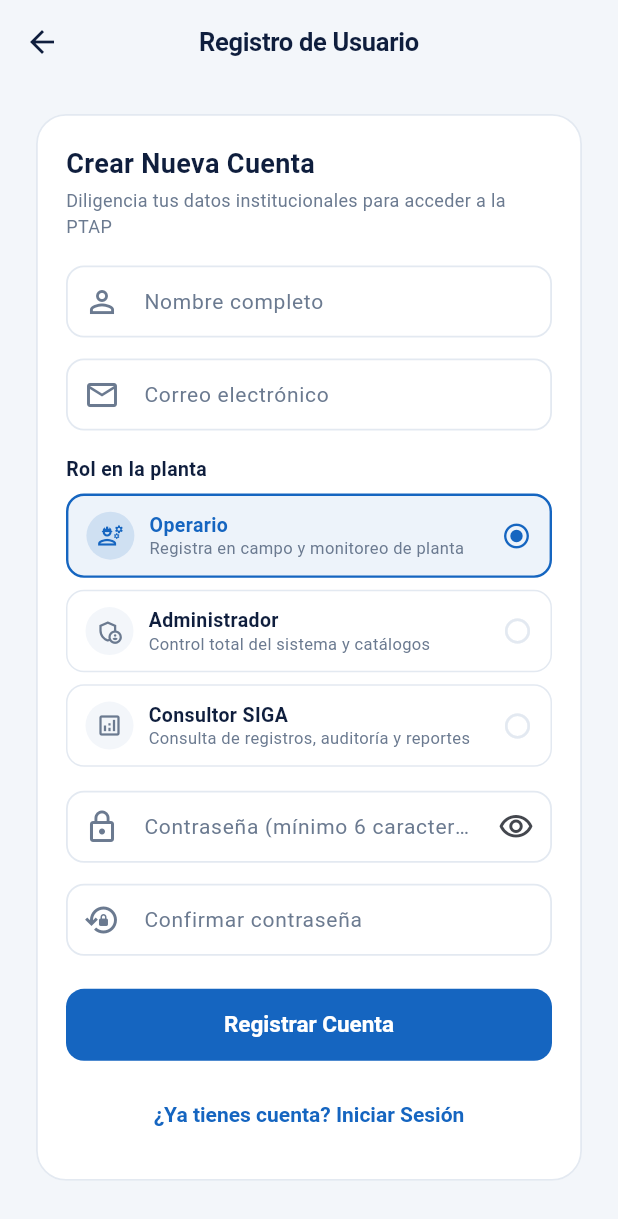
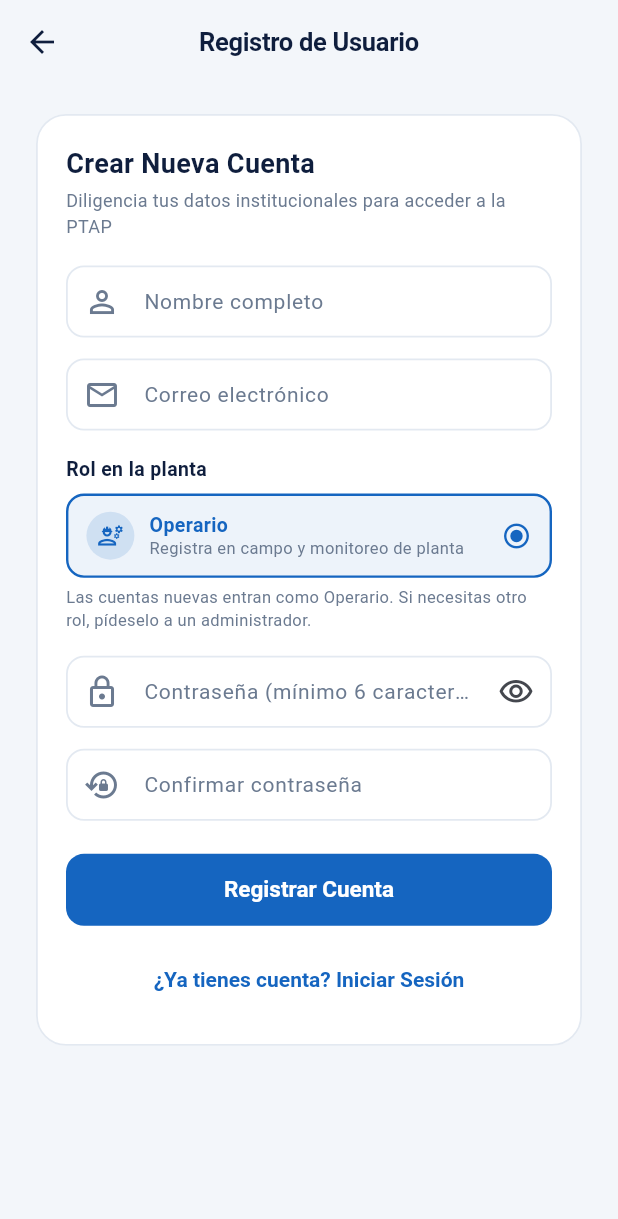
Before and after one commit to CamilaMeneses12/PTAP_movil, a Flutter app: the RegistroScreen screen opened by its route, on a phone screen of 412 x 824 dp. Shown: the top 1219 px of the screen. Run offline on Flutter 3.47's test engine with Material 3 defaults, Android fonts, the phone set to English and light mode, and no system bars; our stand-ins replace camera, fl_chart, flutter_dotenv, go_router, pdf, printing and 3 more; missing offline and left inert: excel, flutter_gemma, google_mlkit_text_recognition, tflite_flutter; accounts and stored records are empty.

Commit message:
feat(auth): toda cuenta nueva entra como operario y se agrega la Res. 0330 de 2017
- Crear cuenta ya no deja elegir rol: siempre operario. Otro rol lo asigna un administrador.
- Supabase: el trigger de perfiles ya no toma el rol de los metadatos que envía el celular
  (cualquiera podía crearse una cuenta de administrador). Migración
  migracion_2026_11_registro_solo_operario.sql; schema.sql también suma los 4 puntos
  de red nuevos del DO-F-070.
- Normatividad: se agrega la Resolución 0330 de 2017 (RAS, agua potable y saneamiento
  básico) sin quitar las demás.

Co-Authored-By: Claude Opus 5.5 <noreply@anthropic.com>

```diff
--- a/lib/data/repositories/auth_repository.dart
+++ b/lib/data/repositories/auth_repository.dart
@@ -87,15 +87,18 @@ class AuthRepository {
     );
   }
 
-  /// Registra un nuevo usuario con correo, contraseña, nombre y rol.
+  /// Rol de toda cuenta creada desde "Crear cuenta". Otro rol solo lo asigna un administrador.
+  static const String rolCuentaNueva = 'operario';
+
+  /// Registra un nuevo usuario con correo, contraseña y nombre; siempre como operario.
   /// Se comunica con Supabase si está disponible; de lo contrario, registra la cuenta
   /// de forma autónoma garantizando funcionamiento inmediato y sin errores de servidor.
   Future<UsuarioPerfil> registrarUsuario({
     required String correo,
     required String contrasena,
     required String nombreCompleto,
-    required String rol,
   }) async {
+    const rol = rolCuentaNueva;
     final emailNorm = correo.trim().toLowerCase();
     final nombreNorm = nombreCompleto.trim();
 
@@ -210,7 +213,8 @@ class AuthRepository {
               user?.email?.split('@').first ??
               'Usuario',
           correo: user?.email ?? '',
-          rol: user?.userMetadata?['rol'] ?? 'operario',
+          // El rol nunca se toma de los metadatos que envía el celular.
+          rol: rolCuentaNueva,
           activo: true,
           createdAt: DateTime.now(),
         );
--- a/lib/presentation/auth/providers/auth_provider.dart
+++ b/lib/presentation/auth/providers/auth_provider.dart
@@ -72,12 +72,11 @@ class SesionUsuarioProvider extends ChangeNotifier {
     }
   }
 
-  /// Registra una nueva cuenta de usuario
+  /// Registra una nueva cuenta de usuario. Toda cuenta nueva entra como operario.
   Future<bool> registrarUsuario({
     required String correo,
     required String contrasena,
     required String nombreCompleto,
-    required String rol,
   }) async {
     _estado = EstadoAuth.cargando;
     _mensajeError = null;
@@ -88,7 +87,6 @@ class SesionUsuarioProvider extends ChangeNotifier {
         correo: correo,
         contrasena: contrasena,
         nombreCompleto: nombreCompleto,
-        rol: rol,
       );
       _estado = EstadoAuth.autenticado;
       notifyListeners();
--- a/lib/presentation/auth/screens/registro_screen.dart
+++ b/lib/presentation/auth/screens/registro_screen.dart
@@ -20,7 +20,6 @@ class _RegistroScreenState extends State<RegistroScreen> {
   final _claveController = TextEditingController();
   final _confirmarClaveController = TextEditingController();
 
-  String _rolSeleccionado = 'operario';
   bool _ocultarClave = true;
 
   @override
@@ -40,7 +39,6 @@ class _RegistroScreenState extends State<RegistroScreen> {
       correo: _correoController.text.trim(),
       contrasena: _claveController.text,
       nombreCompleto: _nombreController.text.trim(),
-      rol: _rolSeleccionado,
     );
 
     if (exito && mounted) {
@@ -161,7 +159,7 @@ class _RegistroScreenState extends State<RegistroScreen> {
                         ),
                         const SizedBox(height: 16),
 
-                        // Apartado: Rol en la planta (adaptativo, sin desbordamiento)
+                        // Rol fijo: toda cuenta nueva entra como operario.
                         const Text(
                           'Rol en la planta',
                           style: TextStyle(
@@ -173,35 +171,19 @@ class _RegistroScreenState extends State<RegistroScreen> {
                         const SizedBox(height: 8),
 
                         _TarjetaOpcionRol(
+                          key: const Key('rol_operario_fijo'),
                           rol: 'operario',
                           titulo: AppStrings.rolOperario,
                           descripcion: 'Registra en campo y monitoreo de planta',
                           icono: Icons.engineering_outlined,
                           color: AppColors.azulInstitucional,
-                          seleccionado: _rolSeleccionado == 'operario',
-                          onTap: () => setState(() => _rolSeleccionado = 'operario'),
+                          seleccionado: true,
+                          onTap: () {},
                         ),
-                        const SizedBox(height: 8),
-
-                        _TarjetaOpcionRol(
-                          rol: 'administrador',
-                          titulo: AppStrings.rolAdmin,
-                          descripcion: 'Control total del sistema y catálogos',
-                          icono: Icons.admin_panel_settings_outlined,
-                          color: AppColors.azulInstitucional,
-                          seleccionado: _rolSeleccionado == 'administrador',
-                          onTap: () => setState(() => _rolSeleccionado = 'administrador'),
-                        ),
-                        const SizedBox(height: 8),
-
-                        _TarjetaOpcionRol(
-                          rol: 'consultor_siga',
-                          titulo: AppStrings.rolConsultorSiga,
-                          descripcion: 'Consulta de registros, auditoría y reportes',
-                          icono: Icons.analytics_outlined,
-                          color: AppColors.azulInstitucional,
-                          seleccionado: _rolSeleccionado == 'consultor_siga',
-                          onTap: () => setState(() => _rolSeleccionado = 'consultor_siga'),
+                        const SizedBox(height: 6),
+                        const Text(
+                          'Las cuentas nuevas entran como Operario. Si necesitas otro rol, pídeselo a un administrador.',
+                          style: TextStyle(fontSize: 11, color: AppColors.textoSecundario),
                         ),
                         const SizedBox(height: 16),
 
@@ -300,6 +282,7 @@ class _TarjetaOpcionRol extends StatelessWidget {
   final VoidCallback onTap;
 
   const _TarjetaOpcionRol({
+    super.key,
     required this.rol,
     required this.titulo,
     required this.descripcion,
```
Also changed, not shown: lib/domain/normatividad/normas_agua.dart (+18 -0 lines), 4 other files.
